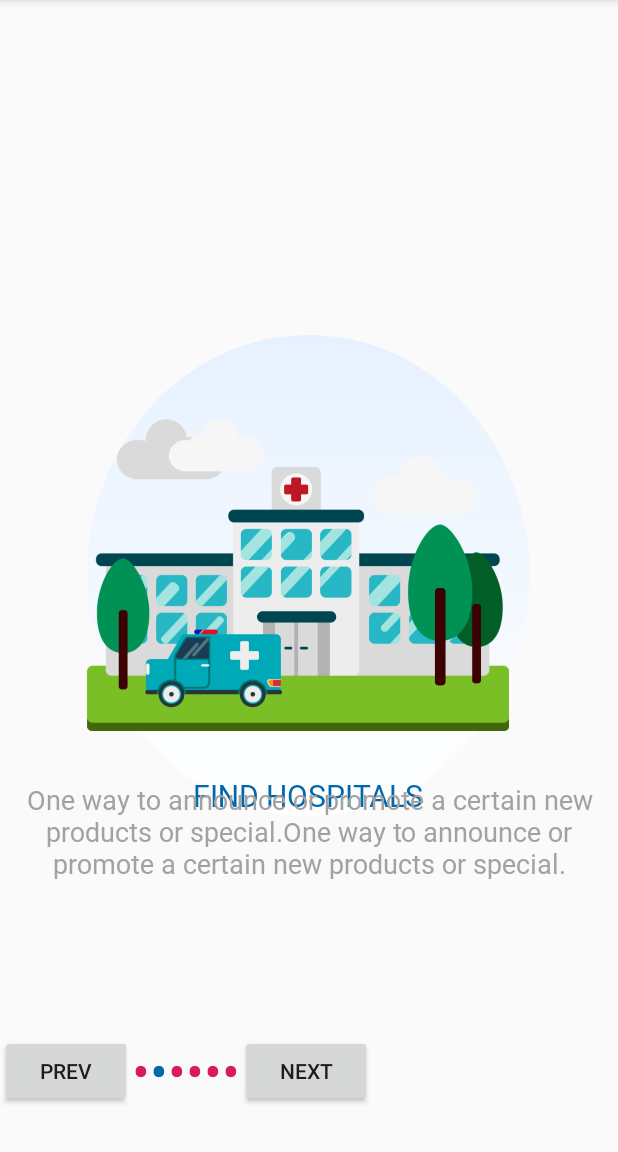
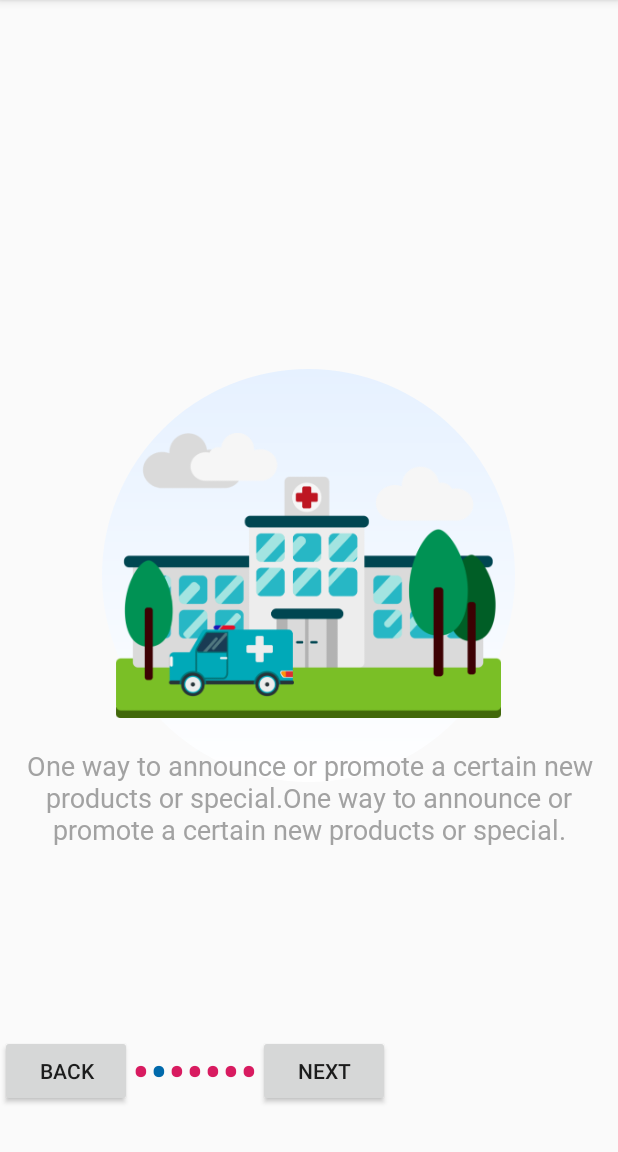
Before and after one commit to amolbodhare/UnicoreLife, an Android app: the screen it shows after launch (WalkThroughActivity), after a tap on "NEXT", on a phone screen of 412 x 824 dp, the part 84-1236 px from its top. Run offline under Robolectric (Android 15) with nearby library versions, the phone set to English and light mode, and no system bars; 1 statement that could not run was skipped.

Commit message:
IOBE crash removed and design changed slightly

```diff
--- a/app/src/main/java/com/life/unicore/activities/WalkThroughActivity.java
+++ b/app/src/main/java/com/life/unicore/activities/WalkThroughActivity.java
@@ -36,10 +36,14 @@
         walkNextBtn=(Button)findViewById(R.id.walkNextBtn);
         mSlideViewPager=findViewById(R.id.slideViewPager);
         mDotLayout=findViewById(R.id.dotsLayout);
+
         sliderAdapter=new SliderAdapter(this);
         mSlideViewPager.setAdapter(sliderAdapter);
+
         addDotsIndicator(0);
+
         mSlideViewPager.addOnPageChangeListener(viewListener);
+
         walkNextBtn.setOnClickListener(new View.OnClickListener() {
             @Override
             public void onClick(View view) {
@@ -57,7 +61,7 @@
 
     public void addDotsIndicator(int position)
     {
-        mDots=new TextView[6];
+        mDots=new TextView[7];
         mDotLayout.removeAllViews();
         for(int i=0;i<mDots.length;i++)
         {
@@ -87,10 +91,33 @@
             mCurrentPage=position;
             if(position==0)
             {
+                walkNextBtn.setEnabled(true);
+                walkPreBtn.setEnabled(false);
+                walkPreBtn.setVisibility(View.INVISIBLE);
+
+                walkNextBtn.setText("Next");
+                walkPreBtn.setText("");
+
+            }
+            else if(position==mDots.length-1)
+            {
+
+                walkNextBtn.setEnabled(true);
+                walkPreBtn.setEnabled(true);
+                walkPreBtn.setVisibility(View.VISIBLE);
+
+                walkNextBtn.setText("Finish");
+                walkPreBtn.setText("Back");
 
             }
             else
             {
+                walkNextBtn.setEnabled(true);
+                walkPreBtn.setEnabled(true);
+                walkPreBtn.setVisibility(View.VISIBLE);
+
+                walkNextBtn.setText("Next");
+                walkPreBtn.setText("Back");
 
             }
         }
@@ -119,7 +146,9 @@
                     R.drawable.ambulancewalk,R.drawable.bloodbankwalk,R.drawable.fitnesswalk,
                     R.drawable.pharmacywalk
         };
-        public  String[] slider_headings={"FIND DOCTORS","FIND HOSPITALS","DIGESTIVE CENTRE","AMBULANCE","BLOOD BANK","FIRNESS CENTRE","PHARMACY"};
+
+        public  String[] slider_headings={"FIND DOCTORS","FIND HOSPITALS","DIGESTIVE CENTRE","AMBULANCE","BLOOD BANK","FITNESS CENTRE","PHARMACY"};
+
         public  String[] slider_desc=
                 {
                         "One way to announce or promote a certain new products or special.One way to announce or promote a certain new products or special.",
--- a/app/src/main/res/layout/walk_slider_layout.xml
+++ b/app/src/main/res/layout/walk_slider_layout.xml
@@ -10,18 +10,18 @@
 
     <RelativeLayout
         android:id="@+id/top_layout"
-        android:layout_width="wrap_content"
-        android:layout_height="wrap_content"
+        android:layout_width="275dp"
+        android:layout_height="275dp"
         android:background="@drawable/eclipsewalk"
         android:layout_centerInParent="true">
 
-    <ImageView
-        android:id="@+id/walk_imv"
-        android:src="@drawable/doctorswalk"
-        android:scaleType="fitCenter"
-        android:layout_centerVertical="true"
-        android:layout_width="wrap_content"
-        android:layout_height="wrap_content"/>
+        <ImageView
+            android:id="@+id/walk_imv"
+            android:layout_width="wrap_content"
+            android:layout_height="190dp"
+            android:layout_centerVertical="true"
+            android:layout_centerHorizontal="true"
+            android:src="@drawable/doctorswalk" />
 
         <TextView
             android:id="@+id/walk_title"
```
